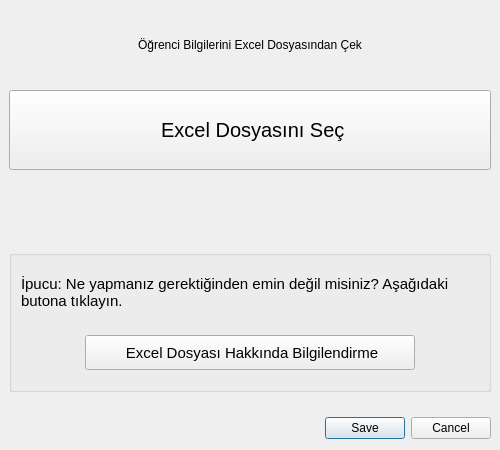
This is src/UI/MultiImportUi/multiimportui.ui in ikolomiko/ikooskar-qt as Qt 5 draws it before an edit. The edited form follows.
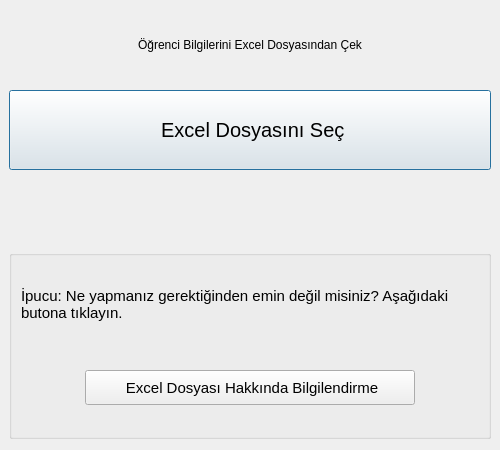
This is the edited form. Icons and pictures are not drawn.

Commit message: multiimportui: remove the buttonset below

Patch:
```diff
--- a/src/UI/MultiImportUi/multiimportui.ui
+++ b/src/UI/MultiImportUi/multiimportui.ui
@@ -183,16 +183,6 @@
      </layout>
     </widget>
    </item>
-   <item>
-    <widget class="QDialogButtonBox" name="buttonBox">
-     <property name="orientation">
-      <enum>Qt::Horizontal</enum>
-     </property>
-     <property name="standardButtons">
-      <set>QDialogButtonBox::Cancel|QDialogButtonBox::Save</set>
-     </property>
-    </widget>
-   </item>
   </layout>
  </widget>
  <resources>
```
Left out of the diff: 43 changed lines with no effect on the pictures.
